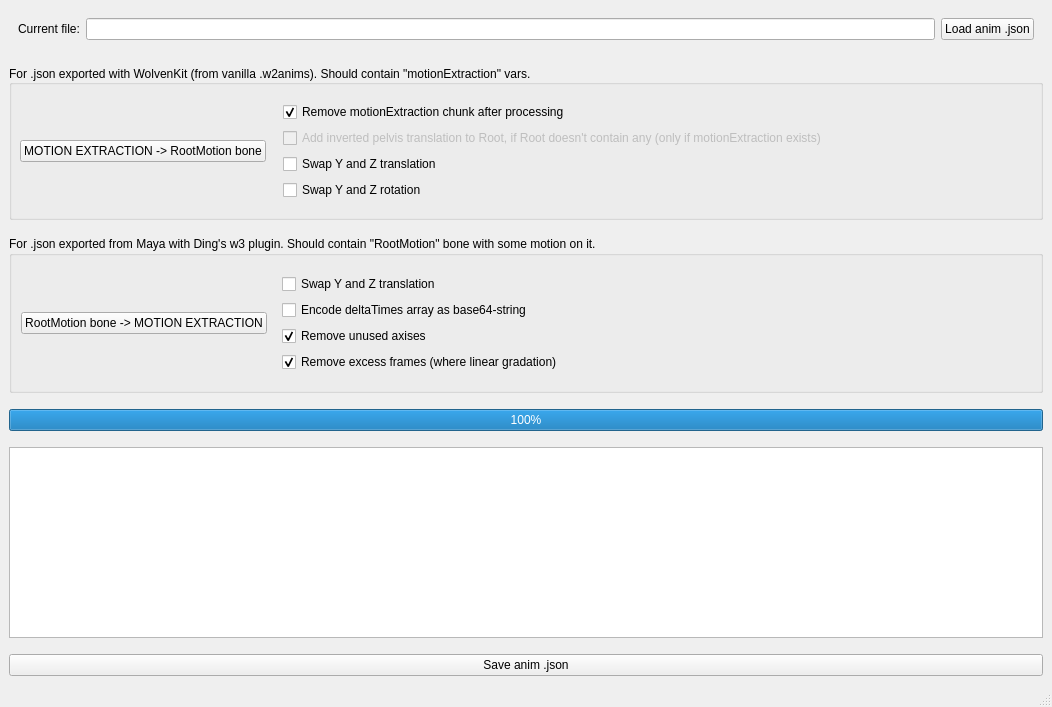
nikich340/W3-Maya-AnimUtil, file W3MayaAnimUtil/W3MayaAnimUtil.ui: the form before one commit.
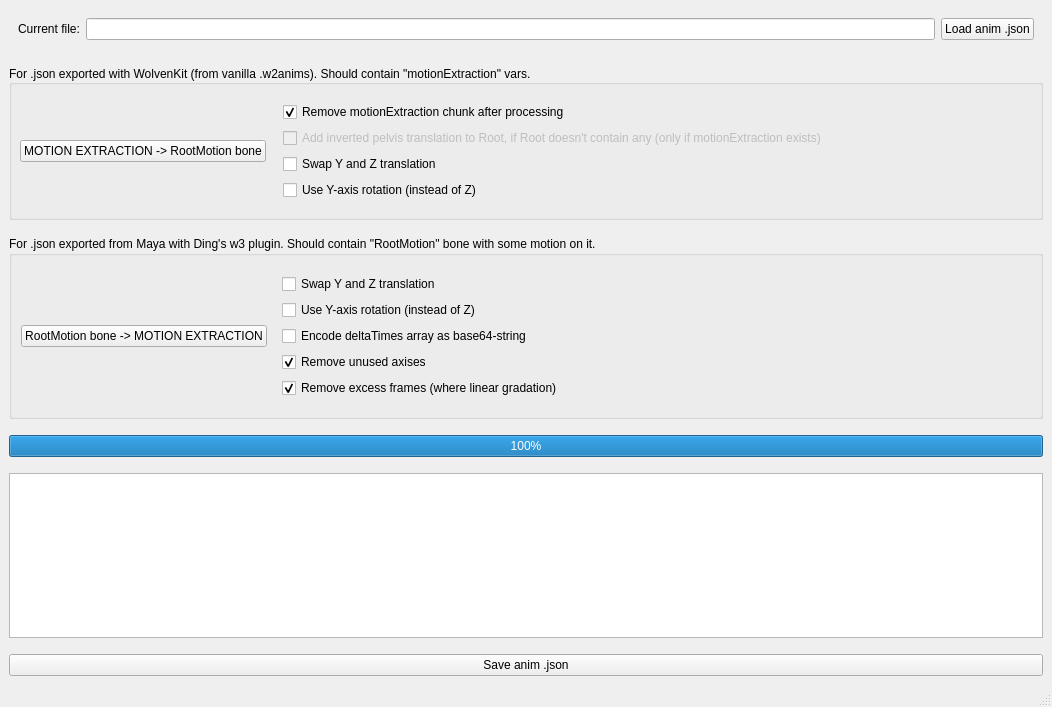
The form after the commit.

Commit message: + Fix rotation values (use Quanterion as Ding's plugin)

```diff
--- a/W3MayaAnimUtil/W3MayaAnimUtil.ui
+++ b/W3MayaAnimUtil/W3MayaAnimUtil.ui
@@ -149,7 +149,7 @@
           <item>
            <widget class="QCheckBox" name="checkSwapYZrot">
             <property name="text">
-             <string>Swap Y and Z rotation</string>
+             <string>Use Y-axis rotation (instead of Z)</string>
             </property>
            </widget>
           </item>
@@ -200,6 +200,13 @@
             </property>
            </widget>
           </item>
+          <item>
+           <widget class="QCheckBox" name="checkUseYRot2">
+            <property name="text">
+             <string>Use Y-axis rotation (instead of Z)</string>
+            </property>
+           </widget>
+          </item>
           <item>
            <widget class="QCheckBox" name="checkBase64">
             <property name="text">
```
Left out of the diff: 2 changed lines with no effect on the pictures. The commit also changes 2 other files.
